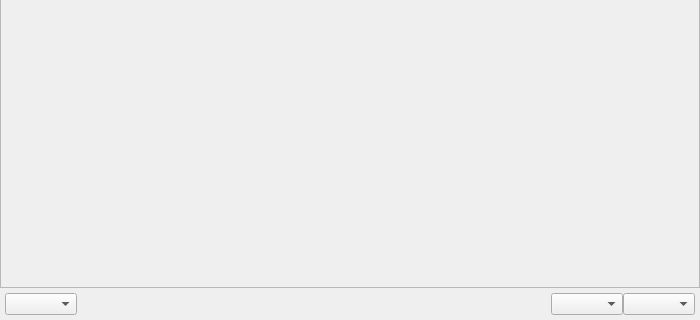
The window that images-viewer/images_dialog.ui (Dewberry/images_viewer) describes before a commit, drawn with Qt 5; both pictures show x 0 to 700 and y 380 to 700 of the 700 by 700 pixel window.
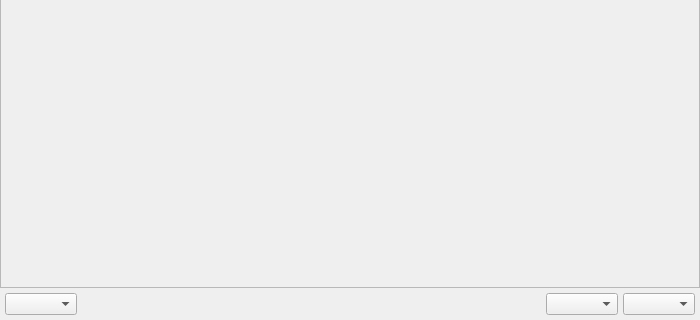
The same window after the commit. Custom widgets are drawn as their Qt base class.

Commit message: Add pagination button control

Patch:
```diff
--- a/images-viewer/images_dialog.ui
+++ b/images-viewer/images_dialog.ui
@@ -60,17 +60,11 @@
                 </widget>
             </item>
             <item>
-                <layout class="QHBoxLayout" name="horizontalLayout">
-                    <property name="leftMargin">
+                <layout class="QHBoxLayout" name="bottomBar">
+                    <property name="margin">
                         <number>5</number>
                     </property>
-                    <property name="topMargin">
-                        <number>5</number>
-                    </property>
-                    <property name="rightMargin">
-                        <number>5</number>
-                    </property>
-                    <property name="bottomMargin">
+                    <property name="spacing">
                         <number>5</number>
                     </property>
                     <item>
@@ -99,6 +93,26 @@
                             </property>
                         </spacer>
                     </item>
+                    <item>
+                        <layout class="QHBoxLayout" name="paginationLayout">
+                        </layout>
+                    </item>
+                    <item>
+                        <spacer name="horizontalSpacer2">
+                            <property name="orientation">
+                                <enum>Qt::Horizontal</enum>
+                            </property>
+                            <property name="sizeType">
+                                <enum>QSizePolicy::Expanding</enum>
+                            </property>
+                            <property name="sizeHint" stdset="0">
+                                <size>
+                                    <width>1</width>
+                                    <height>1</height>
+                                </size>
+                            </property>
+                        </spacer>
+                    </item>
                     <item>
                         <widget class="QComboBox" name="relationComboBox" />
                     </item>
```
The commit also changes 1 other file.
